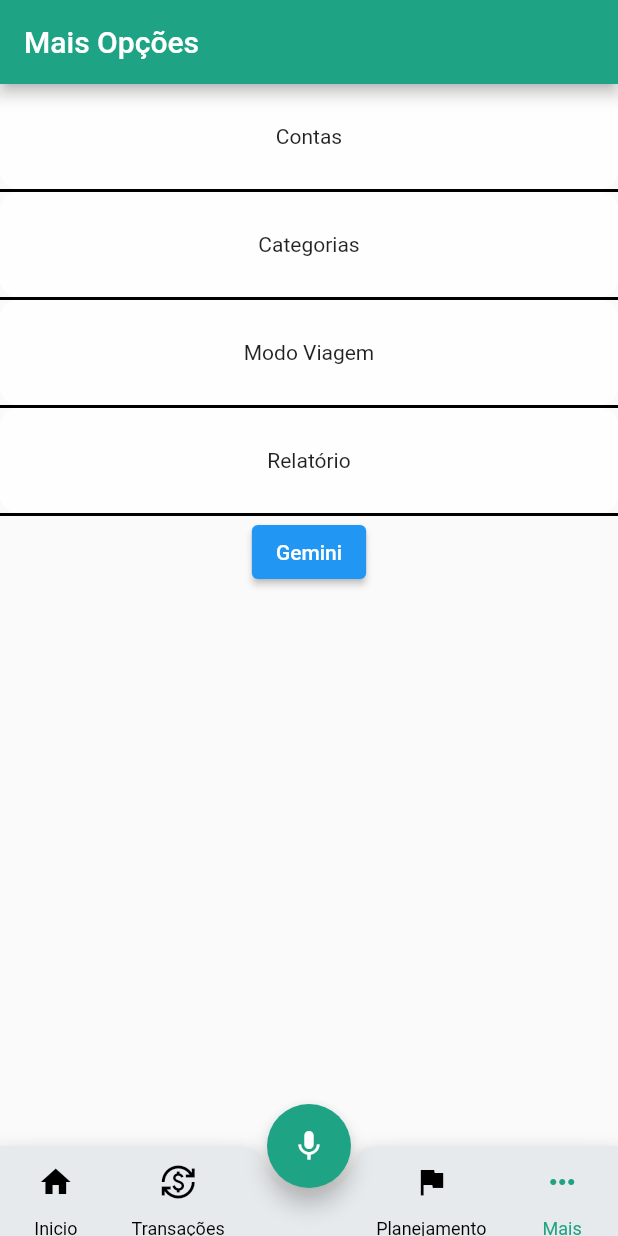
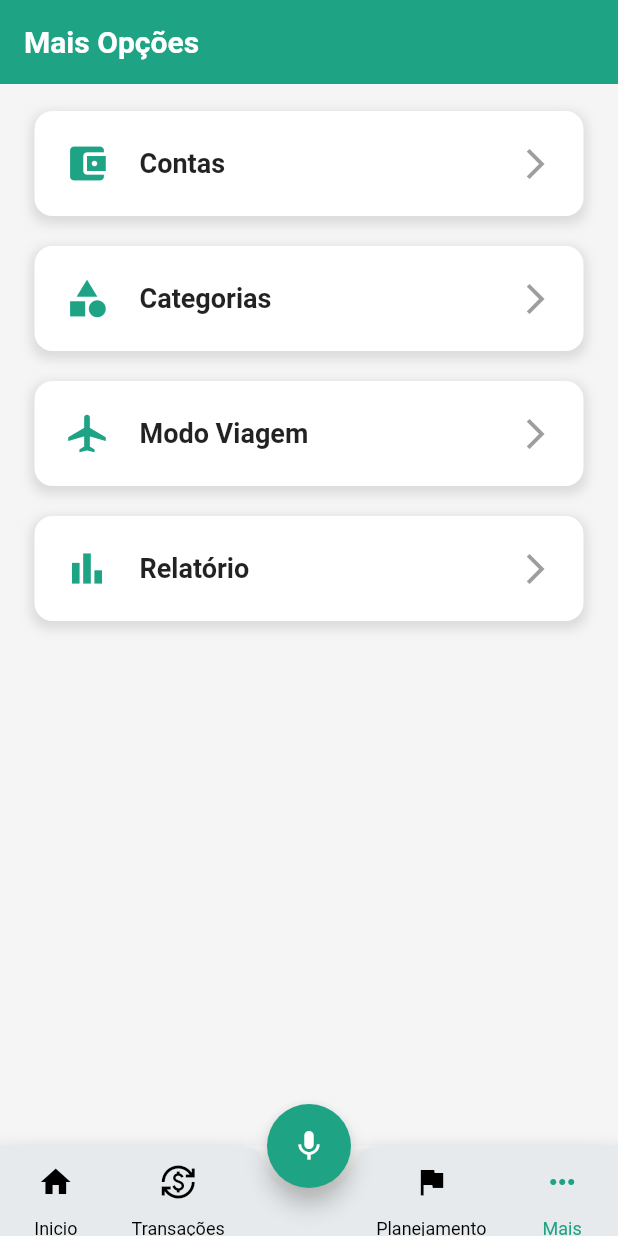
Before and after one commit to AmaralFLucas/prospere_ai, a Flutter app: the screen it shows once a user with an empty profile is signed in, swiped to page 4, on a phone screen of 412 x 824 dp. Run offline on Flutter 3.47's test engine with Material 3 defaults, Android fonts, the phone set to English and light mode, and no system bars; our stand-ins replace avatar_glow, cloud_firestore, firebase_auth, firebase_core, fl_chart, google_generative_ai and 3 more; missing offline and left inert: floating_action_bubble, string_similarity; accounts and stored records are empty.

Commit message:
atualizando a tela mais.
atualizando a tela mais.

```diff
--- a/lib/views/mais.dart
+++ b/lib/views/mais.dart
@@ -12,124 +12,88 @@ class Mais extends StatefulWidget {
   State<Mais> createState() => _MaisState();
 }
 
-Color myColor = const Color.fromARGB(255, 30, 163, 132);
+Color myColor = const Color(0xFF1EA384);
 
 class _MaisState extends State<Mais> {
   String uid = FirebaseAuth.instance.currentUser!.uid;
 
-  @override
-  Widget build(BuildContext context) {
-    return Scaffold(
-      appBar: AppBar(
-        backgroundColor: myColor,
-        automaticallyImplyLeading: false,
-        title: const Text('Mais Opções'),
-      ),
-      body: SingleChildScrollView(
-        child: Column(
-          // mainAxisAlignment: MainAxisAlignment.start,
-          // crossAxisAlignment: CrossAxisAlignment.center,
+  Widget buildNavigationOption(
+      String title, IconData icon, VoidCallback onTap) {
+    return GestureDetector(
+      onTap: onTap,
+      child: Container(
+        margin: const EdgeInsets.symmetric(vertical: 10, horizontal: 15),
+        padding: const EdgeInsets.all(20),
+        decoration: BoxDecoration(
+          color: Colors.white,
+          borderRadius: BorderRadius.circular(12),
+          boxShadow: [
+            BoxShadow(
+              color: Colors.grey.withOpacity(0.3),
+              spreadRadius: 2,
+              blurRadius: 6,
+              offset: const Offset(0, 3),
+            ),
+          ],
+        ),
+        child: Row(
           children: [
-            GestureDetector(
-              onTap: () {
-                Navigator.push(
-                  context,
-                  MaterialPageRoute(builder: (context) => const Contas()),
-                );
-              },
-              child: Container(
-                decoration: BoxDecoration(
-                  color: const Color.fromARGB(220, 255, 255, 255),
-                  borderRadius: BorderRadius.circular(12),
-                ),
-                height: 70,
-                width: double.infinity,
-                child: const Center(
-                  child: Text('Contas'),
-                ),
+            Icon(icon, color: myColor, size: 30),
+            const SizedBox(width: 20),
+            Text(
+              title,
+              style: const TextStyle(
+                fontSize: 18,
+                fontWeight: FontWeight.w600,
+                color: Colors.black87,
               ),
             ),
-            Container(
-              color: Colors.black,
-              height: 2,
-              width: double.infinity,
-            ),
-            GestureDetector(
-              onTap: () {
-                Navigator.push(
-                  context,
-                  MaterialPageRoute(
-                      builder: (context) => Categoria(userId: uid)),
-                );
-              },
-              child: Container(
-                decoration: BoxDecoration(
-                  color: const Color.fromARGB(220, 255, 255, 255),
-                  borderRadius: BorderRadius.circular(12),
-                ),
-                height: 70,
-                width: double.infinity,
-                child: const Center(
-                  child: Text('Categorias'),
-                ),
-              ),
-            ),
-            Container(
-              color: Colors.black,
-              height: 2,
-              width: double.infinity,
-            ),
-            Container(
-              decoration: BoxDecoration(
-                  color: const Color.fromARGB(220, 255, 255, 255),
-                  borderRadius: BorderRadius.circular(12)),
-              height: 70,
-              width: double.infinity,
-              child: const Center(
-                child: Text('Modo Viagem'),
-              ),
-            ),
-            // SizedBox(height: 10),
-            Container(
-              color: Colors.black,
-              height: 2,
-              width: double.infinity,
-            ),
-            GestureDetector(
-              onTap: () {
-                Navigator.push(
-                  context,
-                  MaterialPageRoute(
-                      builder: (context) => Relatorio()),
-                );
-              },
-              child: Container(
-                decoration: BoxDecoration(
-                  color: const Color.fromARGB(220, 255, 255, 255),
-                  borderRadius: BorderRadius.circular(12),
-                ),
-                height: 70,
-                width: double.infinity,
-                child: const Center(
-                  child: Text('Relatório'),
-                ),
-              ),
-            ),
-            Container(
-              color: Colors.black,
-              height: 2,
-              width: double.infinity,
-            ),
-            ElevatedButton(onPressed: (){
-              setState(() {
-                generateResponseDB();
-              });
-            }, child: Text(
-              'Gemini'
-            ))
+            const Spacer(),
+            const Icon(Icons.arrow_forward_ios, color: Colors.grey),
           ],
         ),
       ),
     );
   }
+
+  @override
+  Widget build(BuildContext context) {
+    return Scaffold(
+      backgroundColor: const Color(0xFFF5F5F5),
+      appBar: AppBar(
+        backgroundColor: myColor,
+        automaticallyImplyLeading: false,
+        title: const Text(
+          'Mais Opções',
+          style: TextStyle(fontWeight: FontWeight.bold),
+        ),
+        elevation: 0,
+      ),
+      body: ListView(
+        padding: const EdgeInsets.all(8.0),
+        children: [
+          buildNavigationOption('Contas', Icons.account_balance_wallet, () {
+            Navigator.push(
+              context,
+              MaterialPageRoute(builder: (context) => const Contas()),
+            );
+          }),
+          buildNavigationOption('Categorias', Icons.category, () {
+            Navigator.push(
+              context,
+              MaterialPageRoute(builder: (context) => Categoria(userId: uid)),
+            );
+          }),
+          buildNavigationOption(
+              'Modo Viagem', Icons.airplanemode_active, () {}),
+          buildNavigationOption('Relatório', Icons.bar_chart, () {
+            Navigator.push(
+              context,
+              MaterialPageRoute(builder: (context) => Relatorio()),
+            );
+          }),
+        ],
+      ),
+    );
+  }
 }
```
